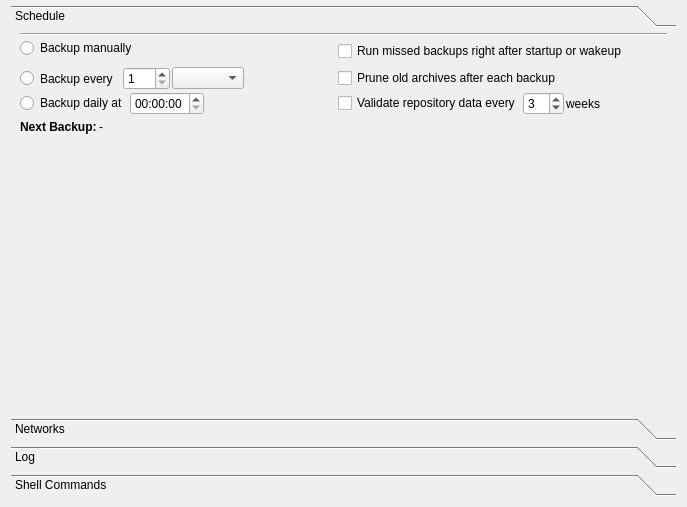
Qt form src/vorta/assets/UI/scheduletab.ui (borgbase/vorta) before a commit.
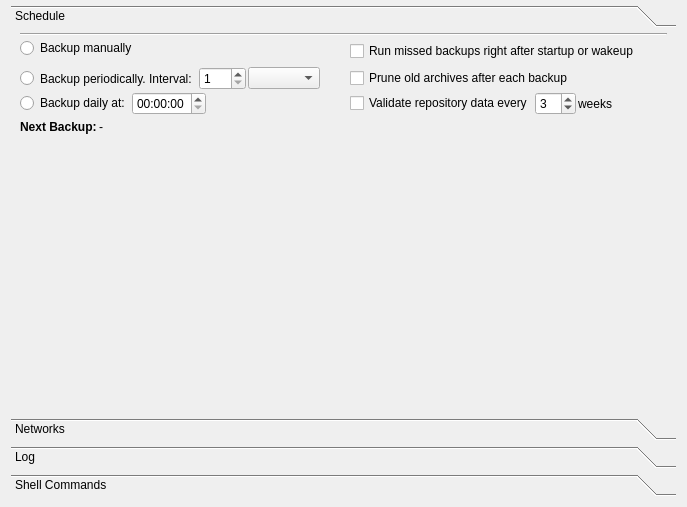
The same form after that commit.

Commit message:
Fix entry being embedded in label text.
Sentences should not be constructed from text in several controls.
Sentences that run from one control to another will often not make sense when translated into other languages.

* src/vorta/assets/UI/archivetab.ui
* src/vorta/assets/UI/scheduletab.ui

```diff
--- a/src/vorta/assets/UI/scheduletab.ui
+++ b/src/vorta/assets/UI/scheduletab.ui
@@ -33,8 +33,8 @@
        <rect>
         <x>0</x>
         <y>0</y>
-        <width>675</width>
-        <height>368</height>
+        <width>733</width>
+        <height>347</height>
        </rect>
       </property>
       <property name="font">
@@ -109,7 +109,7 @@
            <item>
             <widget class="QRadioButton" name="scheduleFixedRadio">
              <property name="text">
-              <string>Backup daily at</string>
+              <string>Backup daily at:</string>
              </property>
             </widget>
            </item>
@@ -142,7 +142,7 @@
               </sizepolicy>
              </property>
              <property name="text">
-              <string>Backup every </string>
+              <string>Backup periodically. Interval:</string>
              </property>
             </widget>
            </item>
```
Left out of the diff: 14 changed lines with no effect on the pictures. The commit also changes 1 other file.
